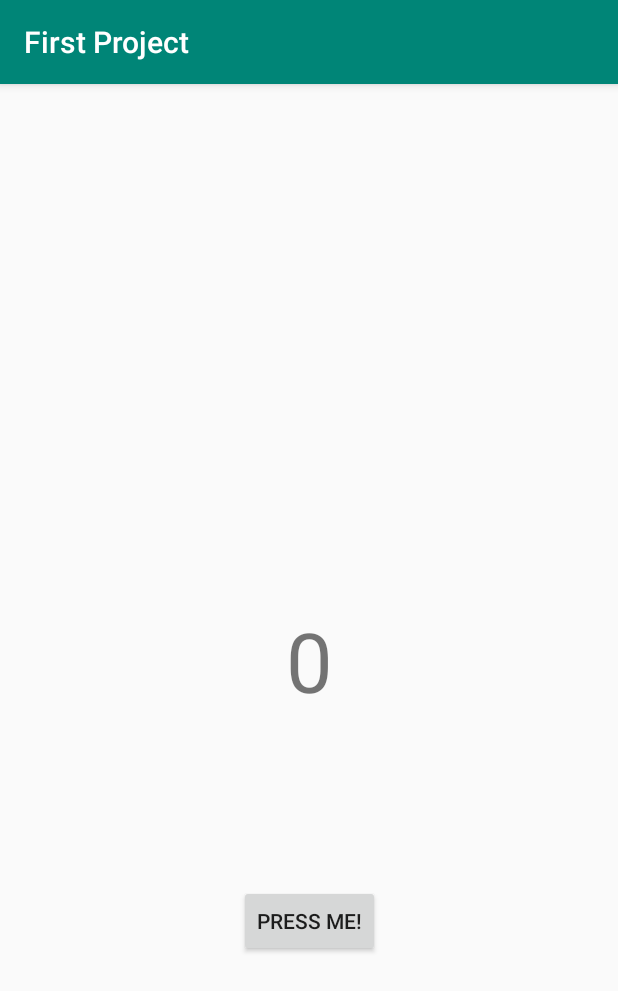
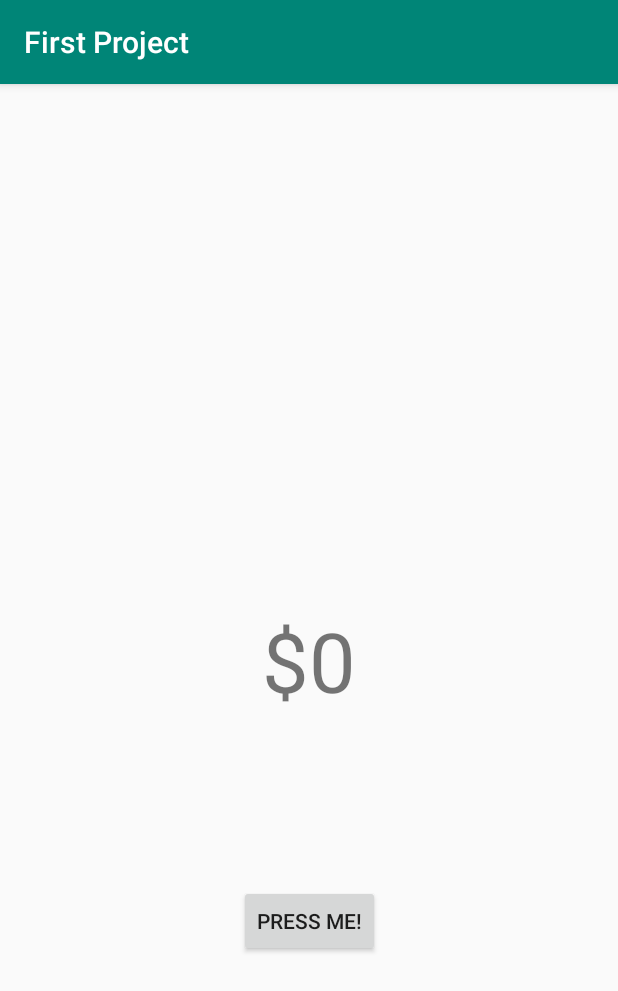
Before and after one commit to PhinnyG/AndroidAppDev, an Android app: the screen it shows after launch (MainActivity), after a tap on "LOGIN", on a phone screen of 412 x 824 dp. Shown: the top 991 px of the screen. Run offline under Robolectric (Android 15) with nearby library versions, the phone set to English and light mode, and no system bars.

```diff
--- a/app/src/main/java/com/example/firstproject/MainActivity.kt
+++ b/app/src/main/java/com/example/firstproject/MainActivity.kt
@@ -5,7 +5,6 @@ import android.content.SharedPreferences
 import androidx.appcompat.app.AppCompatActivity
 import android.os.Bundle
 import android.os.PersistableBundle
-import com.example.firstproject.util.toggleVisibility
 import kotlinx.android.synthetic.main.activity_main.*
 
 class MainActivity : AppCompatActivity() {
@@ -16,20 +15,18 @@ class MainActivity : AppCompatActivity() {
     override fun onCreate(savedInstanceState: Bundle?) {
         super.onCreate(savedInstanceState)
         setContentView(R.layout.activity_main)
-        var user = intent.extras?.get("username").toString()
+        val user = intent.extras?.get("username").toString()
         numCounter = dataStore().getLong(user, numCounter)
-        counterText.text = numCounter.toString()
-
-        intent.extras?.get("username")
+        counterText.text = "$" + numCounter.toString()
 
         if (savedInstanceState != null) {
             numCounter = savedInstanceState.getLong(user)
-            counterText.text = numCounter.toString()
+            counterText.text = "$" + numCounter.toString()
         }
 
         button.setOnClickListener {
             numCounter++
-            counterText.text = numCounter.toString()
+            counterText.text = "$" + numCounter.toString()
         }
     }
 
@@ -44,8 +41,4 @@ class MainActivity : AppCompatActivity() {
         }
         super.onSaveInstanceState(outState)
     }
-
-    companion object {
-        private const val NUM_COUNTER_STATE = "numCounterState"
-    }
 }
--- a/app/src/main/res/layout/activity_login_screen.xml
+++ b/app/src/main/res/layout/activity_login_screen.xml
@@ -10,7 +10,7 @@
         android:id="@+id/LoginText"
         android:layout_width="wrap_content"
         android:layout_height="wrap_content"
-        android:text="Welcome to Counting"
+        android:text="Interstellar Clicker"
         android:textSize="25pt"
         android:gravity="center"
         app:layout_constraintLeft_toLeftOf="parent"
--- a/app/src/main/res/layout/activity_main.xml
+++ b/app/src/main/res/layout/activity_main.xml
@@ -11,7 +11,7 @@
         android:id="@+id/counterText"
         android:layout_width="wrap_content"
         android:layout_height="wrap_content"
-        android:text="Hello! Click button to start!"
+        android:text="$0"
         android:textSize="25pt"
         android:gravity="center"
         app:layout_constraintBottom_toBottomOf="parent"
```
